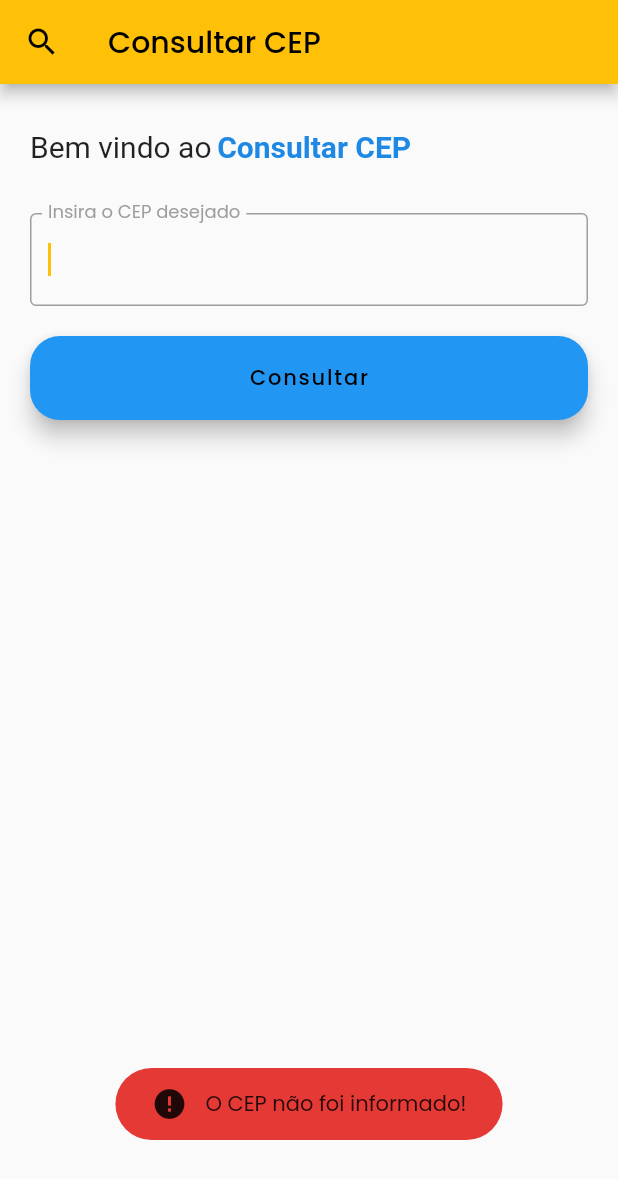
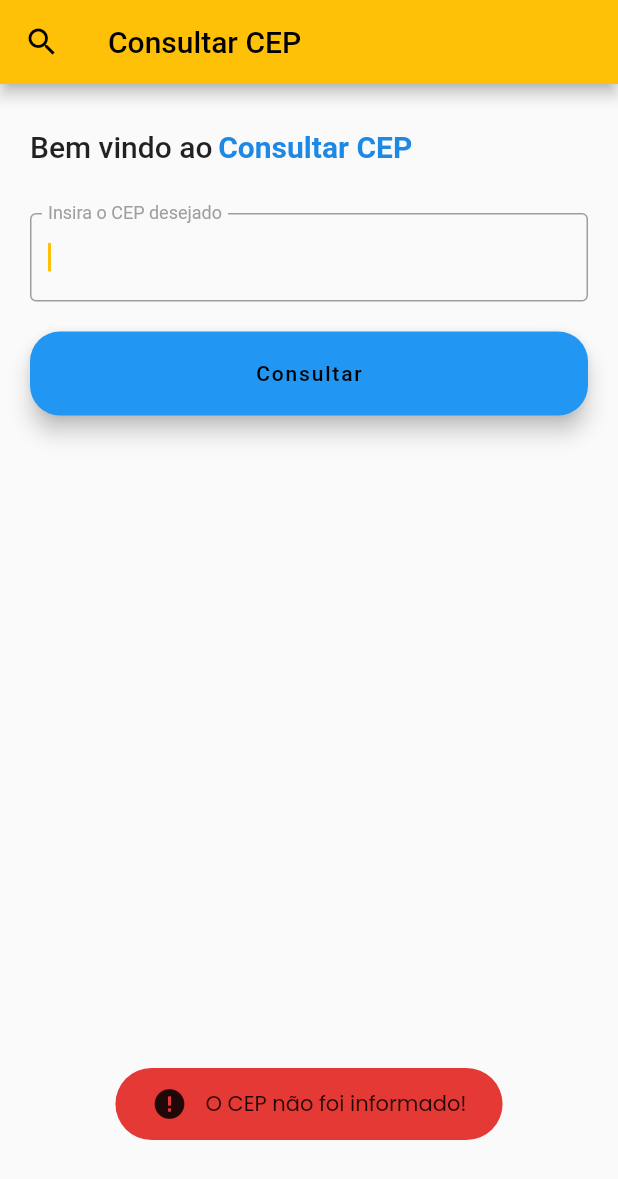
Before and after one commit to thaispaes/Pesquisa-CEP, a Flutter app: the screen it shows after launch, after a tap on "Consultar", on a phone screen of 412 x 824 dp. Shown: the top 1179 px of the screen. Run offline on Flutter 3.47's test engine with Material 2 defaults, Android fonts, the phone set to English and light mode, and no system bars; drawn by our look-alikes of easy_rich_text; our stand-ins replace fluttertoast, styled_text; network calls fail.

Commit message:
Feat: Melhorando design dos textos

```diff
--- a/lib/main.dart
+++ b/lib/main.dart
@@ -11,8 +11,18 @@ void main() {
     debugShowCheckedModeBanner: false, //Barra do Debug
     home: HomePage(),
     builder: FToastBuilder(),
-    theme: ThemeData(brightness: Brightness.light, primarySwatch: Colors.amber, fontFamily: 'Poppins'),
-    darkTheme: ThemeData(brightness: Brightness.dark, primarySwatch: Colors.lightBlue, fontFamily: 'Poppins'),
+    theme: ThemeData(brightness: Brightness.light, primarySwatch: Colors.amber,
+        textTheme: const TextTheme(
+            bodyMedium: TextStyle(fontFamily: 'Poppins', fontStyle: FontStyle.normal),
+            bodySmall: TextStyle(fontFamily: 'Poppins', fontStyle: FontStyle.normal),
+            bodyLarge: TextStyle(fontFamily: 'Poppins', fontStyle: FontStyle.normal))
+    ),
+    darkTheme: ThemeData(brightness: Brightness.dark, primarySwatch: Colors.lightBlue,
+        textTheme: const TextTheme(
+            bodyMedium: TextStyle(fontFamily: 'Poppins', fontStyle: FontStyle.normal),
+            bodySmall: TextStyle(fontFamily: 'Poppins', fontStyle: FontStyle.normal),
+            bodyLarge: TextStyle(fontFamily: 'Poppins', fontStyle: FontStyle.normal))
+    ),
   ));
 }
 
--- a/lib/views/home_page.dart
+++ b/lib/views/home_page.dart
@@ -20,7 +20,6 @@ class _HomePageState extends State<HomePage> {
   String? _result;
   bool _setVisible = false;
 
-
   @override
   void initState() {
     super.initState();
@@ -33,8 +32,6 @@ class _HomePageState extends State<HomePage> {
     super.dispose();
     _searchCepController.clear();
   }
-
-
 
   @override
   Widget build(BuildContext context) {
@@ -75,7 +72,9 @@ class _HomePageState extends State<HomePage> {
           EasyRichTextPattern(
               targetString: 'Bem vindo ao',
               style: const TextStyle(
-                  fontSize: 20
+                  fontSize: 20,
+                  fontWeight: FontWeight.w500,
+                  fontStyle: FontStyle.normal
               )
           )
         ],
@@ -116,22 +115,25 @@ class _HomePageState extends State<HomePage> {
     return Visibility(
       visible: _setVisible == true,
       child: Container(
-        padding: const EdgeInsets.all(22),
-        margin: const EdgeInsets.all(16.0),
+        padding: const EdgeInsets.all(10),
+        margin: const EdgeInsets.all(8.0),
+        child: Card(
               child: Column(
-            crossAxisAlignment: CrossAxisAlignment.start,
-            children: <Widget>[
-              Text(
-                "Resultado",
+                  children: [
+                    ListTile(
+                      title: Text(
+                          'CEP Encontrado',
                           style: TextStyle(
                               fontFamily: 'Poppins',
-                    fontSize: 24,
-                    fontWeight: FontWeight.w400,
-                    color: Colors.blue[600],
-                    fontStyle: FontStyle.italic
+                              fontSize: 20,
+                              fontWeight: FontWeight.bold,
+                              color: Colors.blue[600]
                           ),
                       ),
-              StyledText(
+                    ),
+                    const Divider(),
+                    ListTile(
+                      title: StyledText(
                           text: _response.cep != null ? "<bold>CEP:</bold> <values>${_response.cep}</values>" : '<bold>CEP:</bold> Null',
                           tags: {
                             'bold' :
@@ -139,7 +141,7 @@ class _HomePageState extends State<HomePage> {
                                 style: const TextStyle(
                                     fontFamily: 'RobotoMono',
                                     fontSize: 16,
-                              fontWeight: FontWeight.w400
+                                    fontWeight: FontWeight.bold
                                 )
                             ),
                             'values' :
@@ -151,7 +153,9 @@ class _HomePageState extends State<HomePage> {
                             )
                           }
                       ),
-              StyledText(
+                    ),
+                    ListTile(
+                      title: StyledText(
                           text: _response.logradouro != null ? "<bold>Logradouro:</bold> <values>${_response.logradouro}</values>" : '<bold>Logradouro:</bold> Null',
                           tags: {
                             'bold' :
@@ -159,12 +163,21 @@ class _HomePageState extends State<HomePage> {
                                 style: const TextStyle(
                                     fontFamily: 'RobotoMono',
                                     fontSize: 16,
-                            fontWeight: FontWeight.w400
+                                    fontWeight: FontWeight.bold
+                                )
+                            ),
+                            'values' :
+                            StyledTextTag(
+                                style: const TextStyle(
+                                    fontFamily: 'Poppins',
+                                    fontSize: 14
                                 )
                             )
                           }
                       ),
-              StyledText(
+                    ),
+                    ListTile(
+                      title: StyledText(
                           text: _response.localidade != null ? "<bold>Localidade:</bold> <values>${_response.localidade}</values>" : '<bold>Localidade:</bold> Null',
                           tags: {
                             'bold' :
@@ -172,12 +185,21 @@ class _HomePageState extends State<HomePage> {
                                 style: const TextStyle(
                                     fontFamily: 'RobotoMono',
                                     fontSize: 16,
-                            fontWeight: FontWeight.w400
+                                    fontWeight: FontWeight.bold
+                                )
+                            ),
+                            'values' :
+                            StyledTextTag(
+                                style: const TextStyle(
+                                    fontFamily: 'Poppins',
+                                    fontSize: 14
                                 )
                             )
                           }
                       ),
-              StyledText(
+                    ),
+                    ListTile(
+                      title: StyledText(
                           text: _response.complemento != null ? "<bold>Complemento:</bold> <values>${_response.complemento}</values>" : '<bold>Complemento:</bold> Null',
                           tags: {
                             'bold' :
@@ -185,12 +207,21 @@ class _HomePageState extends State<HomePage> {
                                 style: const TextStyle(
                                     fontFamily: 'RobotoMono',
                                     fontSize: 16,
-                            fontWeight: FontWeight.w400
+                                    fontWeight: FontWeight.bold
+                                )
+                            ),
+                            'values' :
+                            StyledTextTag(
+                                style: const TextStyle(
+                                    fontFamily: 'Poppins',
+                                    fontSize: 14
                                 )
                             )
                           }
                       ),
-              StyledText(
+                    ),
+                    ListTile(
+                      title: StyledText(
                           text: _response.bairro != null ? "<bold>Bairro:</bold> <values>${_response.bairro}</values>" : '<bold>Bairro:</bold> Null',
                           tags: {
                             'bold' :
@@ -198,12 +229,21 @@ class _HomePageState extends State<HomePage> {
                                 style: const TextStyle(
                                     fontFamily: 'RobotoMono',
                                     fontSize: 16,
-                            fontWeight: FontWeight.w400
+                                    fontWeight: FontWeight.bold
+                                )
+                            ),
+                            'values' :
+                            StyledTextTag(
+                                style: const TextStyle(
+                                    fontFamily: 'Poppins',
+                                    fontSize: 14
                                 )
                             )
                           }
                       ),
-              StyledText(
+                    ),
+                    ListTile(
+                      title: StyledText(
                           text: _response.uf != null ? "<bold>UF:</bold> <values>${_response.uf}</values>" : '<bold>UF:</bold> Null',
                           tags: {
                             'bold' :
@@ -211,12 +251,21 @@ class _HomePageState extends State<HomePage> {
                                 style: const TextStyle(
                                     fontFamily: 'RobotoMono',
                                     fontSize: 16,
-                            fontWeight: FontWeight.w400
+                                    fontWeight: FontWeight.bold
+                                )
+                            ),
+                            'values' :
+                            StyledTextTag(
+                                style: const TextStyle(
+                                    fontFamily: 'Poppins',
+                                    fontSize: 14
                                 )
                             )
                           }
                       ),
-              StyledText(
+                    ),
+                    ListTile(
+                      title:  StyledText(
                           text: _response.unidade != null ? "<bold>Unidade:</bold> <values>${_response.uf}</values>" : '<bold>Unidade:</bold> Null',
                           tags: {
                             'bold' :
@@ -224,12 +273,21 @@ class _HomePageState extends State<HomePage> {
                                 style: const TextStyle(
                                     fontFamily: 'RobotoMono',
                                     fontSize: 16,
-                            fontWeight: FontWeight.w400
+                                    fontWeight: FontWeight.bold
+                                )
+                            ),
+                            'values' :
+                            StyledTextTag(
+                                style: const TextStyle(
+                                    fontFamily: 'Poppins',
+                                    fontSize: 14
                                 )
                             )
                           }
                       ),
-              StyledText(
+                    ),
+                    ListTile(
+                      title: StyledText(
                           text: _response.ibge != null ? "<bold>IBGE:</bold> <values>${_response.ibge}</values>" : '<bold>IBGE:</bold> Null',
                           tags: {
                             'bold' :
@@ -237,12 +295,21 @@ class _HomePageState extends State<HomePage> {
                                 style: const TextStyle(
                                     fontFamily: 'RobotoMono',
                                     fontSize: 16,
-                            fontWeight: FontWeight.w400
+                                    fontWeight: FontWeight.bold
+                                )
+                            ),
+                            'values' :
+                            StyledTextTag(
+                                style: const TextStyle(
+                                    fontFamily: 'Poppins',
+                                    fontSize: 14
                                 )
                             )
                           }
+                      )
                     ),
-              StyledText(
+                    ListTile(
+                      title: StyledText(
                           text: _response.gia != null ? "<bold>GIA:</bold> <values>${_response.gia}</values>" : '<bold>GIA:</bold> Null',
                           tags: {
                             'bold' :
@@ -250,12 +317,21 @@ class _HomePageState extends State<HomePage> {
                                 style: const TextStyle(
                                     fontFamily: 'RobotoMono',
                                     fontSize: 16,
-                            fontWeight: FontWeight.w400
+                                    fontWeight: FontWeight.bold
+                                )
+                            ),
+                            'values' :
+                            StyledTextTag(
+                                style: const TextStyle(
+                                    fontFamily: 'Poppins',
+                                    fontSize: 14
                                 )
                             )
                           }
                       ),
+                    )
                   ],
+                ),
             ),
         ),
       );
--- a/pubspec.yaml
+++ b/pubspec.yaml
@@ -42,7 +42,7 @@ flutter:
 
     - family: Poppins
       fonts:
-        - asset: assets/fonts/Poppins/Poppins-Italic.ttf
-          style: italic
         - asset: assets/fonts/Poppins/Poppins-Bold.ttf
           weight: 700
+        - asset: assets/fonts/Poppins/Poppins-Regular.ttf
+          style: normal
```
Lines whose indentation alone changed are shown as unchanged.
